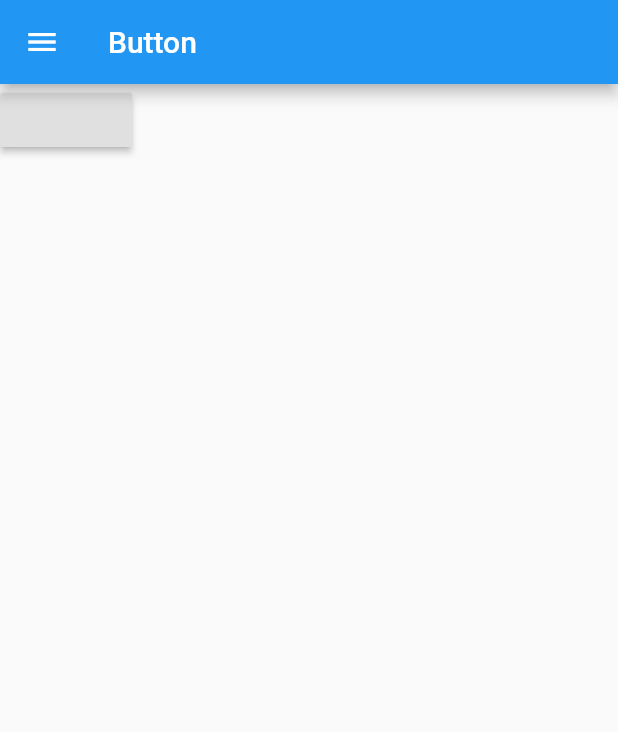
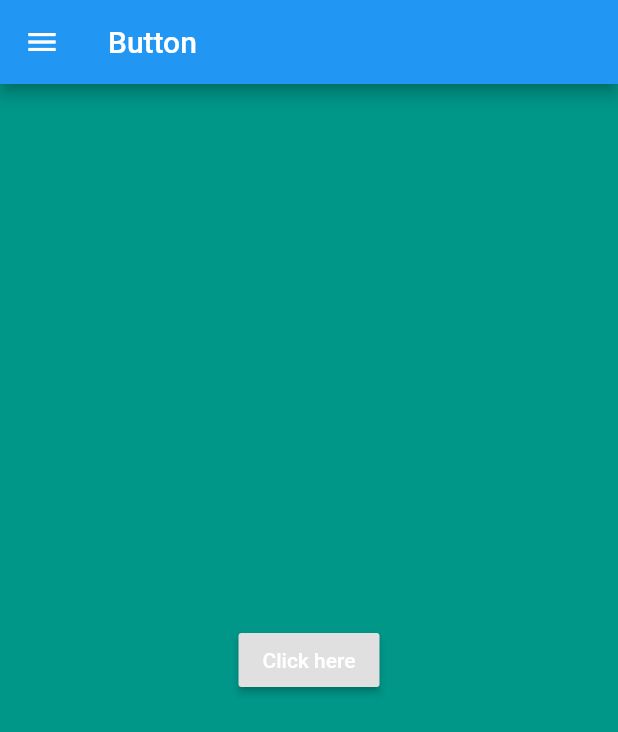
Before and after one commit to Sohag-84/Button_Flutter, a Flutter app: the screen it shows after launch, on a phone screen of 412 x 824 dp. Shown: the top 732 px of the screen. Run offline on Flutter 3.47's test engine with Material 2 defaults, Android fonts, the phone set to English and light mode, and no system bars.

Commit message:
Add button property

```diff
--- a/lib/main.dart
+++ b/lib/main.dart
@@ -12,6 +12,9 @@ class MyApp extends StatelessWidget {
   }
 }
 //create variable
+String btnText = "Click here";
+Color btnColor = Colors.white;
+
 class ButtonApp extends StatefulWidget {
   const ButtonApp({Key? key}) : super(key: key);
 
@@ -24,18 +27,24 @@ class _ButtonAppState extends State<ButtonApp> {
   Widget build(BuildContext context) {
     return MaterialApp(
       home: Scaffold(
+        backgroundColor: Colors.teal,
         appBar: AppBar(
           title: Text("Button"),
           leading: Icon(Icons.menu),
         ),
         body: Column(
+          mainAxisAlignment: MainAxisAlignment.center,
           children: [
-            RaisedButton(
-                onPressed: (){
-              setState(() {
-
-              });
-            }
+            Center(
+              child: RaisedButton(
+                child: Text(btnText,style: TextStyle(color: btnColor),),
+                  onPressed: (){
+                setState(() {
+                  btnText = "Button is clicked";
+                  btnColor = Colors.redAccent;
+                });
+              }
+              ),
             )
           ],
         ),
```
